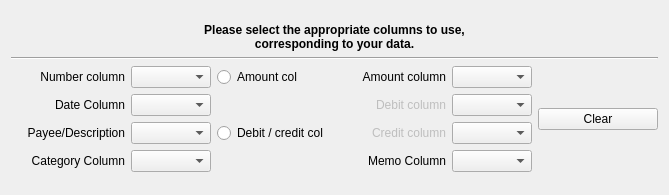
Above: kmymoney/plugins/csvimport/bankingwizardpage.ui from KDE/kmymoney before the change. Below: the same form after it.
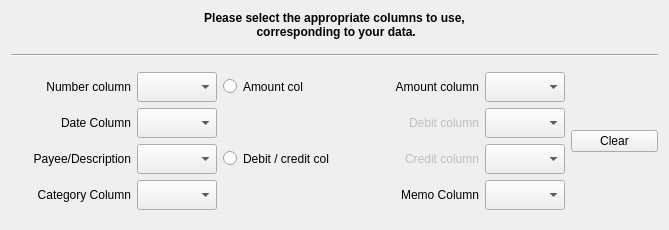
That is the form after the change. Custom widgets are drawn as their Qt base class.

Commit message: CSV Plugin - Improve functionality across distros. Improve UI to display the whole of the file being imported, and smarten to avoid displaying split rows. Also, rework some areas of the code to avoid duplication and improve re-usability. In addition, the UI heading labels have been pruned, to simplify translation. They are still centered, but no longer HTML based.

The edit to the form file:
```diff
--- a/kmymoney/plugins/csvimport/bankingwizardpage.ui
+++ b/kmymoney/plugins/csvimport/bankingwizardpage.ui
@@ -7,27 +7,27 @@
     <x>0</x>
     <y>0</y>
     <width>669</width>
-    <height>195</height>
+    <height>230</height>
    </rect>
   </property>
   <property name="minimumSize">
    <size>
-    <width>600</width>
+    <width>640</width>
     <height>190</height>
    </size>
   </property>
   <property name="maximumSize">
    <size>
-    <width>16777215</width>
+    <width>800</width>
     <height>230</height>
    </size>
   </property>
   <property name="windowTitle">
    <string>Banking Wizard Page</string>
   </property>
-  <layout class="QVBoxLayout" name="verticalLayout_2">
-   <item>
-    <layout class="QVBoxLayout" name="verticalLayout">
+  <layout class="QGridLayout" name="gridLayout_2">
+   <item row="0" column="0">
+    <layout class="QVBoxLayout" name="verticalLayout" stretch="30,3,3,3,200,3">
      <item>
       <widget class="QLabel" name="label">
        <property name="sizePolicy">
@@ -36,16 +36,34 @@
          <verstretch>0</verstretch>
         </sizepolicy>
        </property>
+       <property name="font">
+        <font>
+         <weight>75</weight>
+         <bold>true</bold>
+        </font>
+       </property>
        <property name="text">
-        <string>&lt;!DOCTYPE HTML PUBLIC &quot;-//W3C//DTD HTML 4.0//EN&quot; &quot;http://www.w3.org/TR/REC-html40/strict.dtd&quot;&gt;
-&lt;html&gt;&lt;head&gt;&lt;meta name=&quot;qrichtext&quot; content=&quot;1&quot; /&gt;&lt;style type=&quot;text/css&quot;&gt;
-p, li { white-space: pre-wrap; }
-&lt;/style&gt;&lt;/head&gt;&lt;body style=&quot; font-family:'Sans'; font-size:9pt; font-weight:400; font-style:normal;&quot;&gt;
-&lt;p align=&quot;center&quot; style=&quot; margin-top:0px; margin-bottom:0px; margin-left:0px; margin-right:0px; -qt-block-indent:0; text-indent:0px;&quot;&gt;&lt;span style=&quot; font-weight:600;&quot;&gt;Please select the appropriate columns to use,&lt;/span&gt;&lt;/p&gt;
-&lt;p align=&quot;center&quot; style=&quot; margin-top:0px; margin-bottom:0px; margin-left:0px; margin-right:0px; -qt-block-indent:0; text-indent:0px;&quot;&gt;&lt;span style=&quot; font-weight:600;&quot;&gt;corresponding to your data.&lt;/span&gt;&lt;/p&gt;&lt;/body&gt;&lt;/html&gt;</string>
+        <string>Please select the appropriate columns to use,
+ corresponding to your data.</string>
+       </property>
+       <property name="alignment">
+        <set>Qt::AlignCenter</set>
        </property>
       </widget>
      </item>
+     <item>
+      <spacer name="verticalSpacer">
+       <property name="orientation">
+        <enum>Qt::Vertical</enum>
+       </property>
+       <property name="sizeHint" stdset="0">
+        <size>
+         <width>20</width>
+         <height>40</height>
+        </size>
+       </property>
+      </spacer>
+     </item>
      <item>
       <widget class="Line" name="line_4">
        <property name="orientation">
@@ -53,10 +71,23 @@
        </property>
       </widget>
      </item>
+     <item>
+      <spacer name="verticalSpacer_2">
+       <property name="orientation">
+        <enum>Qt::Vertical</enum>
+       </property>
+       <property name="sizeHint" stdset="0">
+        <size>
+         <width>20</width>
+         <height>40</height>
+        </size>
+       </property>
+      </spacer>
+     </item>
      <item>
       <layout class="QHBoxLayout" name="horizontalLayout">
        <item>
-        <layout class="QGridLayout" name="gridLayout">
+        <layout class="QGridLayout" name="gridLayout" rowstretch="10,10,10,10" columnstretch="10,0,10,0,0">
          <item row="0" column="0">
           <widget class="QLabel" name="labelBnk_number">
            <property name="minimumSize">
@@ -92,7 +123,7 @@
            <property name="minimumSize">
             <size>
              <width>50</width>
-             <height>0</height>
+             <height>30</height>
             </size>
            </property>
            <property name="maximumSize">
@@ -186,7 +217,7 @@
            <property name="minimumSize">
             <size>
              <width>50</width>
-             <height>0</height>
+             <height>30</height>
             </size>
            </property>
            <property name="maximumSize">
@@ -238,7 +269,7 @@
            <property name="minimumSize">
             <size>
              <width>50</width>
-             <height>0</height>
+             <height>30</height>
             </size>
            </property>
            <property name="maximumSize">
@@ -293,7 +324,7 @@
            <property name="minimumSize">
             <size>
              <width>50</width>
-             <height>0</height>
+             <height>30</height>
             </size>
            </property>
            <property name="maximumSize">
@@ -345,7 +376,7 @@
            <property name="minimumSize">
             <size>
              <width>50</width>
-             <height>0</height>
+             <height>30</height>
             </size>
            </property>
            <property name="maximumSize">
@@ -433,7 +464,7 @@
            <property name="minimumSize">
             <size>
              <width>50</width>
-             <height>0</height>
+             <height>30</height>
             </size>
            </property>
            <property name="maximumSize">
@@ -491,7 +522,7 @@
            <property name="minimumSize">
             <size>
              <width>50</width>
-             <height>0</height>
+             <height>30</height>
             </size>
            </property>
            <property name="maximumSize">
@@ -549,7 +580,7 @@
            <property name="minimumSize">
             <size>
              <width>50</width>
-             <height>0</height>
+             <height>30</height>
             </size>
            </property>
            <property name="maximumSize">
@@ -570,6 +601,12 @@
        </item>
        <item>
         <widget class="QPushButton" name="button_clear">
+         <property name="minimumSize">
+          <size>
+           <width>80</width>
+           <height>0</height>
+          </size>
+         </property>
          <property name="maximumSize">
           <size>
            <width>120</width>
@@ -586,6 +623,19 @@
        </item>
       </layout>
      </item>
+     <item>
+      <spacer name="verticalSpacer_3">
+       <property name="orientation">
+        <enum>Qt::Vertical</enum>
+       </property>
+       <property name="sizeHint" stdset="0">
+        <size>
+         <width>20</width>
+         <height>40</height>
+        </size>
+       </property>
+      </spacer>
+     </item>
     </layout>
    </item>
   </layout>
```
The commit also changes 17 other files.
